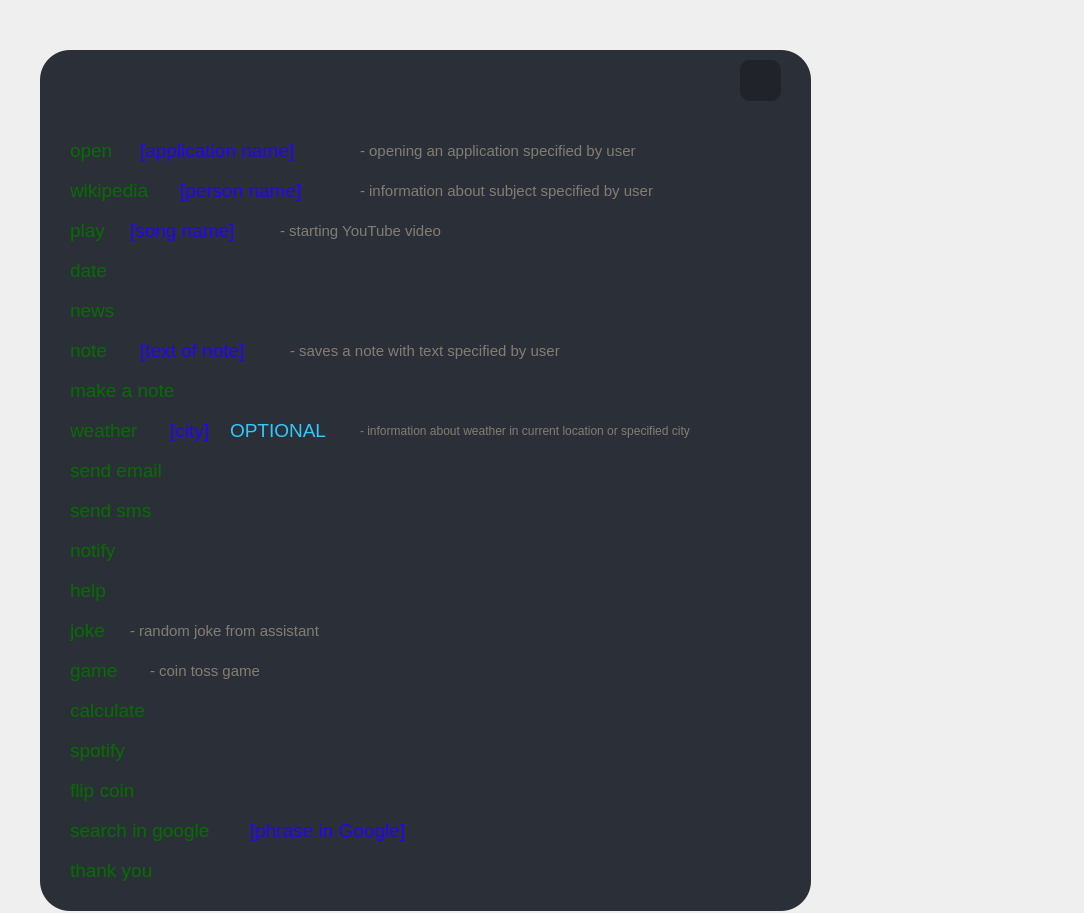
First picture: the form in GUI/ui_files/faq.ui, repository Dziomek/kasta-virtual-assistant, before the edit.
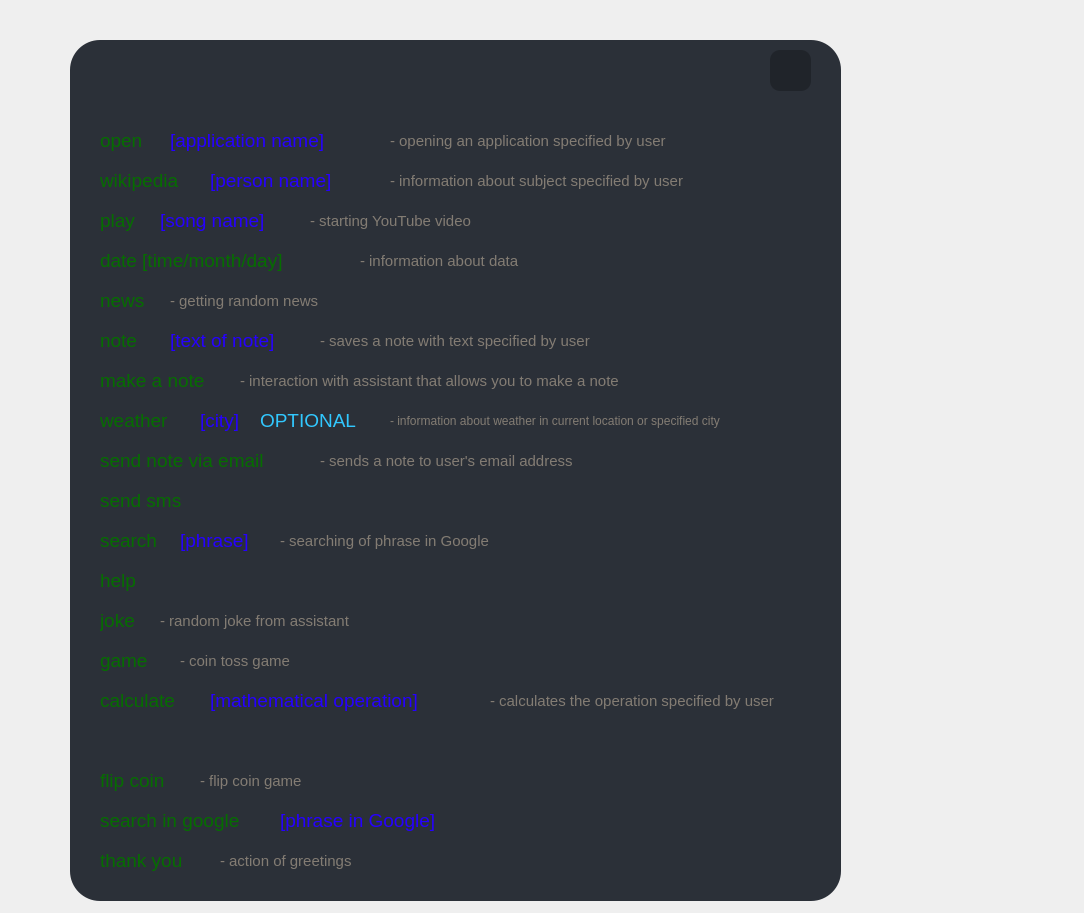
Second picture: the form after the edit. Icons and pictures are not drawn.

```diff
--- a/GUI/ui_files/faq.ui
+++ b/GUI/ui_files/faq.ui
@@ -16,8 +16,8 @@
   <widget class="QWidget" name="widget" native="true">
    <property name="geometry">
     <rect>
-     <x>40</x>
-     <y>50</y>
+     <x>70</x>
+     <y>40</y>
      <width>771</width>
      <height>861</height>
     </rect>
@@ -130,7 +130,7 @@
      <rect>
       <x>30</x>
       <y>200</y>
-      <width>51</width>
+      <width>241</width>
       <height>41</height>
      </rect>
     </property>
@@ -144,7 +144,7 @@
      <string notr="true">color: rgb(5, 109, 0);</string>
     </property>
     <property name="text">
-     <string>date</string>
+     <string>date [time/month/day]</string>
     </property>
    </widget>
    <widget class="QLabel" name="label_5">
@@ -240,7 +240,7 @@
      <rect>
       <x>30</x>
       <y>400</y>
-      <width>121</width>
+      <width>201</width>
       <height>41</height>
      </rect>
     </property>
@@ -254,7 +254,7 @@
      <string notr="true">color: rgb(5, 109, 0);</string>
     </property>
     <property name="text">
-     <string>send email</string>
+     <string>send note via email</string>
     </property>
    </widget>
    <widget class="QLabel" name="label_10">
@@ -298,7 +298,7 @@
      <string notr="true">color: rgb(5, 109, 0);</string>
     </property>
     <property name="text">
-     <string>notify</string>
+     <string>search</string>
     </property>
    </widget>
    <widget class="QLabel" name="label_12">
@@ -389,28 +389,6 @@
      <string>calculate</string>
     </property>
    </widget>
-   <widget class="QLabel" name="label_16">
-    <property name="geometry">
-     <rect>
-      <x>30</x>
-      <y>680</y>
-      <width>71</width>
-      <height>41</height>
-     </rect>
-    </property>
-    <property name="font">
-     <font>
-      <family>Segoe UI</family>
-      <pointsize>14</pointsize>
-     </font>
-    </property>
-    <property name="styleSheet">
-     <string notr="true">color: rgb(5, 109, 0);</string>
-    </property>
-    <property name="text">
-     <string>spotify</string>
-    </property>
-   </widget>
    <widget class="QLabel" name="label_17">
     <property name="geometry">
      <rect>
@@ -815,6 +793,234 @@
      <string>- coin toss game</string>
     </property>
    </widget>
+   <widget class="QLabel" name="label_35">
+    <property name="geometry">
+     <rect>
+      <x>170</x>
+      <y>320</y>
+      <width>461</width>
+      <height>41</height>
+     </rect>
+    </property>
+    <property name="font">
+     <font>
+      <family>Segoe UI</family>
+      <pointsize>11</pointsize>
+     </font>
+    </property>
+    <property name="styleSheet">
+     <string notr="true">color: #837c73;
+</string>
+    </property>
+    <property name="text">
+     <string>- interaction with assistant that allows you to make a note</string>
+    </property>
+   </widget>
+   <widget class="QLabel" name="label_36">
+    <property name="geometry">
+     <rect>
+      <x>100</x>
+      <y>240</y>
+      <width>191</width>
+      <height>41</height>
+     </rect>
+    </property>
+    <property name="font">
+     <font>
+      <family>Segoe UI</family>
+      <pointsize>11</pointsize>
+     </font>
+    </property>
+    <property name="styleSheet">
+     <string notr="true">color: #837c73;
+</string>
+    </property>
+    <property name="text">
+     <string>- getting random news</string>
+    </property>
+   </widget>
+   <widget class="QLabel" name="label_37">
+    <property name="geometry">
+     <rect>
+      <x>290</x>
+      <y>200</y>
+      <width>411</width>
+      <height>41</height>
+     </rect>
+    </property>
+    <property name="font">
+     <font>
+      <family>Segoe UI</family>
+      <pointsize>11</pointsize>
+     </font>
+    </property>
+    <property name="styleSheet">
+     <string notr="true">color: #837c73;
+</string>
+    </property>
+    <property name="text">
+     <string>- information about data</string>
+    </property>
+   </widget>
+   <widget class="QLabel" name="label_38">
+    <property name="geometry">
+     <rect>
+      <x>250</x>
+      <y>400</y>
+      <width>411</width>
+      <height>41</height>
+     </rect>
+    </property>
+    <property name="font">
+     <font>
+      <family>Segoe UI</family>
+      <pointsize>11</pointsize>
+     </font>
+    </property>
+    <property name="styleSheet">
+     <string notr="true">color: #837c73;
+</string>
+    </property>
+    <property name="text">
+     <string>- sends a note to user's email address</string>
+    </property>
+   </widget>
+   <widget class="QLabel" name="label_39">
+    <property name="geometry">
+     <rect>
+      <x>210</x>
+      <y>480</y>
+      <width>411</width>
+      <height>41</height>
+     </rect>
+    </property>
+    <property name="font">
+     <font>
+      <family>Segoe UI</family>
+      <pointsize>11</pointsize>
+     </font>
+    </property>
+    <property name="styleSheet">
+     <string notr="true">color: #837c73;
+</string>
+    </property>
+    <property name="text">
+     <string>- searching of phrase in Google</string>
+    </property>
+   </widget>
+   <widget class="QLabel" name="label_40">
+    <property name="geometry">
+     <rect>
+      <x>110</x>
+      <y>480</y>
+      <width>81</width>
+      <height>41</height>
+     </rect>
+    </property>
+    <property name="font">
+     <font>
+      <family>Segoe UI</family>
+      <pointsize>14</pointsize>
+     </font>
+    </property>
+    <property name="styleSheet">
+     <string notr="true">color: rgb(38, 0, 255);</string>
+    </property>
+    <property name="text">
+     <string>[phrase]</string>
+    </property>
+   </widget>
+   <widget class="QLabel" name="label_41">
+    <property name="geometry">
+     <rect>
+      <x>150</x>
+      <y>800</y>
+      <width>171</width>
+      <height>41</height>
+     </rect>
+    </property>
+    <property name="font">
+     <font>
+      <family>Segoe UI</family>
+      <pointsize>11</pointsize>
+     </font>
+    </property>
+    <property name="styleSheet">
+     <string notr="true">color: #837c73;
+</string>
+    </property>
+    <property name="text">
+     <string>- action of greetings</string>
+    </property>
+   </widget>
+   <widget class="QLabel" name="label_42">
+    <property name="geometry">
+     <rect>
+      <x>130</x>
+      <y>720</y>
+      <width>131</width>
+      <height>41</height>
+     </rect>
+    </property>
+    <property name="font">
+     <font>
+      <family>Segoe UI</family>
+      <pointsize>11</pointsize>
+     </font>
+    </property>
+    <property name="styleSheet">
+     <string notr="true">color: #837c73;
+</string>
+    </property>
+    <property name="text">
+     <string>- flip coin game</string>
+    </property>
+   </widget>
+   <widget class="QLabel" name="label_43">
+    <property name="geometry">
+     <rect>
+      <x>140</x>
+      <y>640</y>
+      <width>271</width>
+      <height>41</height>
+     </rect>
+    </property>
+    <property name="font">
+     <font>
+      <family>Segoe UI</family>
+      <pointsize>14</pointsize>
+     </font>
+    </property>
+    <property name="styleSheet">
+     <string notr="true">color: rgb(38, 0, 255);</string>
+    </property>
+    <property name="text">
+     <string>[mathematical operation]</string>
+    </property>
+   </widget>
+   <widget class="QLabel" name="label_44">
+    <property name="geometry">
+     <rect>
+      <x>420</x>
+      <y>640</y>
+      <width>351</width>
+      <height>41</height>
+     </rect>
+    </property>
+    <property name="font">
+     <font>
+      <family>Segoe UI</family>
+      <pointsize>11</pointsize>
+     </font>
+    </property>
+    <property name="styleSheet">
+     <string notr="true">color: #837c73;
+</string>
+    </property>
+    <property name="text">
+     <string>- calculates the operation specified by user</string>
+    </property>
+   </widget>
   </widget>
  </widget>
  <resources/>
```
